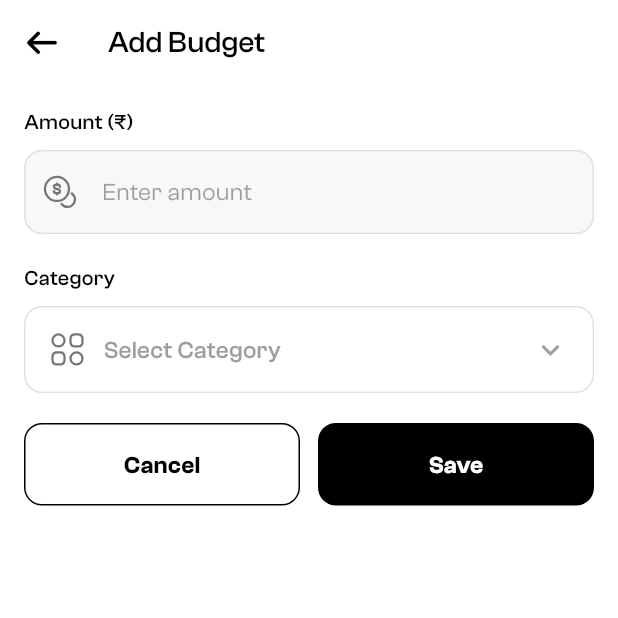
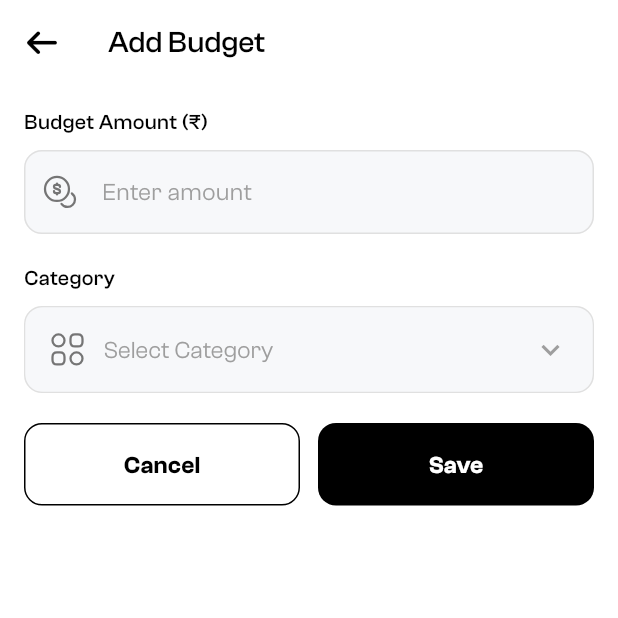
Before and after one commit to dishant-ramani/Expense-Tracker, a Flutter app: the AddBudgetScreen screen opened directly, on a phone screen of 412 x 824 dp, the top half of it. Run offline on Flutter 3.47's test engine with Material 3 defaults, Android fonts, the phone set to English and light mode, and no system bars; our stand-ins replace fl_chart, flutter_svg, font_awesome_flutter, google_fonts, google_mobile_ads, hive and 1 more; accounts and stored records are empty.

Commit message:
QA-fix Bug(13,14)

```diff
--- a/lib/screens/add_budget_screen.dart
+++ b/lib/screens/add_budget_screen.dart
@@ -162,7 +162,7 @@ class _AddBudgetScreenState extends State<AddBudgetScreen> {
                 child: Container(
                   padding: const EdgeInsets.symmetric(horizontal: 16, vertical: 16),
                   decoration: BoxDecoration(
-                    color: Colors.white,
+                    color: const Color(0xFFF7F8FA),
                     borderRadius: BorderRadius.circular(12),
                   ),
                   child: Row(
@@ -183,7 +183,7 @@ class _AddBudgetScreenState extends State<AddBudgetScreen> {
                           fontFamily: 'ClashGrotesk',
                           fontSize: 16,
                           color: _selectedCategory != null ? Colors.black : const Color(0xFF9E9E9E),
-                          fontWeight: FontWeight.w500,
+                          fontWeight: FontWeight.w400,
                         ),
                       ),
                       const Spacer(),
@@ -339,7 +339,7 @@ class _AddBudgetScreenState extends State<AddBudgetScreen> {
               crossAxisAlignment: CrossAxisAlignment.start,
               children: [
                 // Amount Field
-                _label('Amount (₹)'),
+                _label('Budget Amount (₹)'),
                 _inputField(
                   controller: _amountController,
                   hint: 'Enter amount',
```
Also changed, not shown: assets/icons/note.svg (added).
